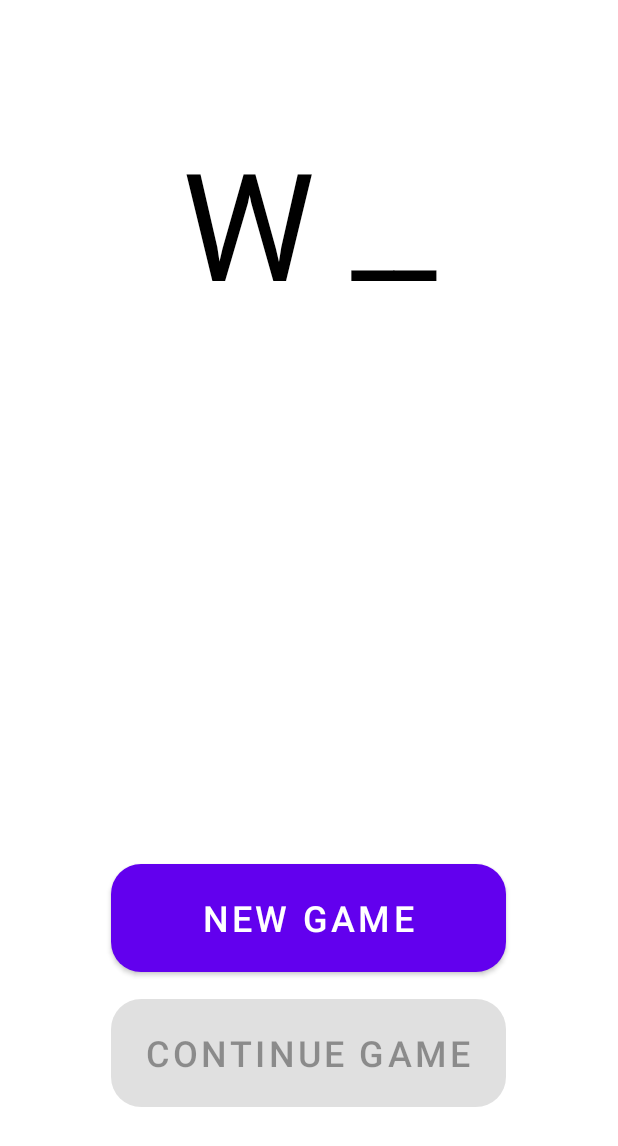
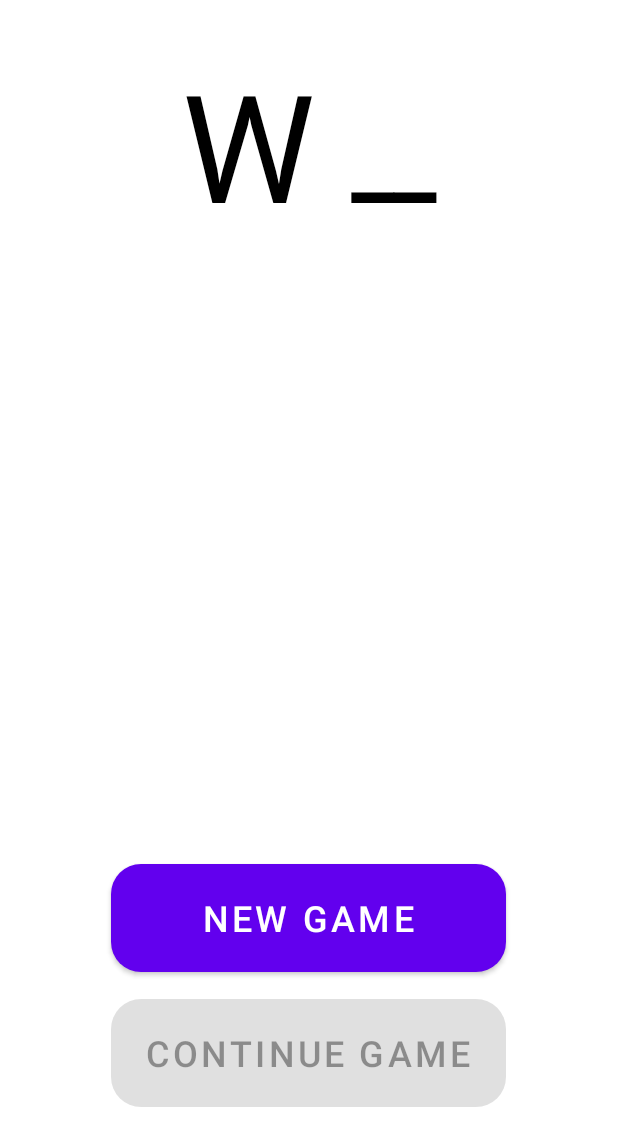
Before and after one commit to Laiqeua/w_rds_pp, an Android app: the screen it shows after launch (MainActivity), on a phone screen of 412 x 824 dp. Shown: the top 1146 px of the screen. Run offline under Robolectric (Android 15) with nearby library versions, the phone set to English and light mode, and no system bars; our stand-ins replace Room's generated code.

Commit message:
ui change: main screen

```diff
--- a/app/src/main/res/layout/activity_main.xml
+++ b/app/src/main/res/layout/activity_main.xml
@@ -13,7 +13,7 @@
         app:layout_constraintTop_toTopOf="parent"
         android:layout_width="match_parent"
         android:layout_height="wrap_content"
-        android:layout_marginTop="80dp"
+        android:layout_marginTop="28dp"
         android:textAlignment="center"
         android:textColor="@color/black"
         android:text="@string/w_underline"
@@ -24,7 +24,8 @@
         app:layout_constraintTop_toBottomOf="@id/top_test"
         app:layout_constraintBottom_toTopOf="@+id/action_btns_cotainer"
         android:layout_width="match_parent"
-        android:layout_height="0dp">
+        android:layout_height="0dp"
+        android:layout_marginBottom="18dp">
 
     </androidx.fragment.app.FragmentContainerView>
 
@@ -33,7 +34,6 @@
         app:layout_constraintBottom_toBottomOf="parent"
         android:layout_width="match_parent"
         android:layout_height="wrap_content"
-        android:layout_marginTop="30dp"
         android:layout_marginBottom="80dp"
         android:orientation="vertical">
         <LinearLayout
```
